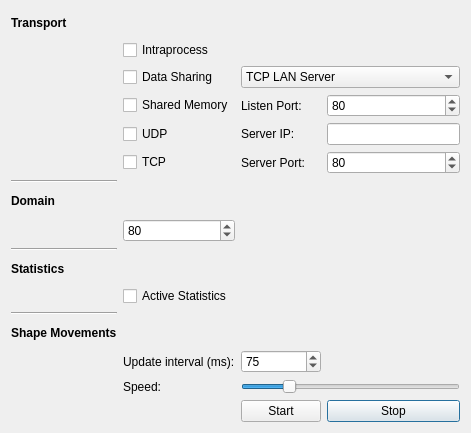
First picture: the form in forms/optionsdialog.ui, repository eProsima/ShapesDemo, before the edit.
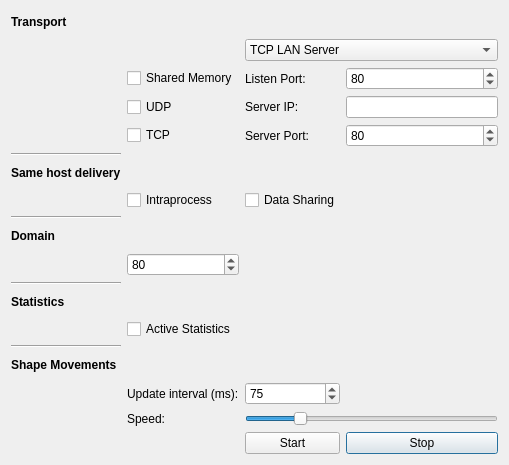
Second picture: the form after the edit.

What changed in the file:
```diff
--- a/forms/optionsdialog.ui
+++ b/forms/optionsdialog.ui
@@ -6,60 +6,54 @@
    <rect>
     <x>0</x>
     <y>0</y>
-    <width>471</width>
-    <height>433</height>
+    <width>509</width>
+    <height>465</height>
    </rect>
   </property>
   <property name="windowTitle">
    <string>Options</string>
   </property>
   <layout class="QGridLayout" name="gridLayout">
-   <item row="4" column="1">
-    <widget class="QCheckBox" name="IntraprocesscheckBox">
-     <property name="text">
-      <string>Intraprocess</string>
-     </property>
-    </widget>
-   </item>
-   <item row="9" column="4">
-    <widget class="QSpinBox" name="spin_server_port">
+   <item row="24" column="3">
+    <widget class="QSpinBox" name="spin_updateInterval">
      <property name="specialValueText">
       <string/>
      </property>
      <property name="suffix">
       <string/>
      </property>
+     <property name="minimum">
+      <number>50</number>
+     </property>
      <property name="maximum">
-      <number>65535</number>
+      <number>10000</number>
      </property>
      <property name="value">
-      <number>80</number>
+      <number>75</number>
      </property>
     </widget>
    </item>
-   <item row="18" column="0">
-    <widget class="QLabel" name="label_4">
-     <property name="font">
-      <font>
-       <weight>75</weight>
-       <bold>true</bold>
-      </font>
+   <item row="27" column="4">
+    <widget class="QPushButton" name="pushButton_stop">
+     <property name="focusPolicy">
+      <enum>Qt::TabFocus</enum>
      </property>
      <property name="text">
-      <string>Statistics</string>
+      <string>Stop</string>
      </property>
     </widget>
    </item>
-   <item row="3" column="0">
-    <widget class="QLabel" name="label_10">
-     <property name="font">
-      <font>
-       <weight>75</weight>
-       <bold>true</bold>
-      </font>
+   <item row="15" column="0">
+    <widget class="Line" name="line">
+     <property name="orientation">
+      <enum>Qt::Horizontal</enum>
      </property>
+    </widget>
+   </item>
+   <item row="9" column="3">
+    <widget class="QLabel" name="label_7">
      <property name="text">
-      <string>Transport</string>
+      <string>Server Port:</string>
      </property>
     </widget>
    </item>
@@ -70,24 +64,84 @@
      </property>
     </widget>
    </item>
-   <item row="17" column="0">
+   <item row="6" column="1">
+    <widget class="QCheckBox" name="SHMcheckBox">
+     <property name="text">
+      <string>Shared Memory</string>
+     </property>
+    </widget>
+   </item>
+   <item row="9" column="1">
+    <widget class="QCheckBox" name="TCPcheckBox">
+     <property name="text">
+      <string>TCP</string>
+     </property>
+    </widget>
+   </item>
+   <item row="17" column="1">
+    <widget class="QSpinBox" name="spin_domainId">
+     <property name="specialValueText">
+      <string/>
+     </property>
+     <property name="suffix">
+      <string/>
+     </property>
+     <property name="value">
+      <number>80</number>
+     </property>
+    </widget>
+   </item>
+   <item row="18" column="0">
     <widget class="Line" name="line_2">
      <property name="orientation">
       <enum>Qt::Horizontal</enum>
      </property>
     </widget>
    </item>
-   <item row="8" column="4">
-    <widget class="QLineEdit" name="lineEdit_server_ip"/>
+   <item row="11" column="0">
+    <widget class="QLabel" name="label_11">
+     <property name="font">
+      <font>
+       <weight>75</weight>
+       <bold>true</bold>
+      </font>
+     </property>
+     <property name="text">
+      <string>Same host delivery</string>
+     </property>
+    </widget>
    </item>
-   <item row="23" column="1">
+   <item row="6" column="4">
+    <widget class="QSpinBox" name="spin_listen_port">
+     <property name="specialValueText">
+      <string/>
+     </property>
+     <property name="suffix">
+      <string/>
+     </property>
+     <property name="maximum">
+      <number>65535</number>
+     </property>
+     <property name="value">
+      <number>80</number>
+     </property>
+    </widget>
+   </item>
+   <item row="8" column="1">
+    <widget class="QCheckBox" name="UDPcheckBox">
+     <property name="text">
+      <string>UDP</string>
+     </property>
+    </widget>
+   </item>
+   <item row="24" column="1">
     <widget class="QLabel" name="label_2">
      <property name="text">
       <string>Update interval (ms):</string>
      </property>
     </widget>
    </item>
-   <item row="19" column="1">
+   <item row="20" column="1">
     <widget class="QCheckBox" name="statisticsCheckBox">
      <property name="toolTip">
       <string>&lt;html&gt;&lt;head/&gt;&lt;body&gt;&lt;p&gt;Only available when FastDDS is compiled with Statistics Module.&lt;/p&gt;&lt;/body&gt;&lt;/html&gt;</string>
@@ -97,27 +151,7 @@
      </property>
     </widget>
    </item>
-   <item row="24" column="1">
-    <widget class="QLabel" name="label_3">
-     <property name="text">
-      <string>Speed:</string>
-     </property>
-    </widget>
-   </item>
-   <item row="16" column="1">
-    <widget class="QSpinBox" name="spin_domainId">
-     <property name="specialValueText">
-      <string/>
-     </property>
-     <property name="suffix">
-      <string/>
-     </property>
-     <property name="value">
-      <number>80</number>
-     </property>
-    </widget>
-   </item>
-   <item row="15" column="0">
+   <item row="16" column="0">
     <widget class="QLabel" name="label_5">
      <property name="font">
       <font>
@@ -130,56 +164,6 @@
      </property>
     </widget>
    </item>
-   <item row="21" column="0">
-    <widget class="QLabel" name="label_9">
-     <property name="font">
-      <font>
-       <weight>75</weight>
-       <bold>true</bold>
-      </font>
-     </property>
-     <property name="text">
-      <string>Shape Movements</string>
-     </property>
-    </widget>
-   </item>
-   <item row="20" column="0">
-    <widget class="Line" name="line_3">
-     <property name="orientation">
-      <enum>Qt::Horizontal</enum>
-     </property>
-    </widget>
-   </item>
-   <item row="14" column="0">
-    <widget class="Line" name="line">
-     <property name="orientation">
-      <enum>Qt::Horizontal</enum>
-     </property>
-    </widget>
-   </item>
-   <item row="9" column="3">
-    <widget class="QLabel" name="label_7">
-     <property name="text">
-      <string>Server Port:</string>
-     </property>
-    </widget>
-   </item>
-   <item row="6" column="4">
-    <widget class="QSpinBox" name="spin_listen_port">
-     <property name="specialValueText">
-      <string/>
-     </property>
-     <property name="suffix">
-      <string/>
-     </property>
-     <property name="maximum">
-      <number>65535</number>
-     </property>
-     <property name="value">
-      <number>80</number>
-     </property>
-    </widget>
-   </item>
    <item row="8" column="3">
     <widget class="QLabel" name="label_6">
      <property name="text">
@@ -187,54 +171,37 @@
      </property>
     </widget>
    </item>
-   <item row="5" column="1">
-    <widget class="QCheckBox" name="DataSharingcheckBox">
+   <item row="25" column="1">
+    <widget class="QLabel" name="label_3">
      <property name="text">
-      <string>Data Sharing</string>
+      <string>Speed:</string>
      </property>
     </widget>
    </item>
-   <item row="6" column="1">
-    <widget class="QCheckBox" name="SHMcheckBox">
-     <property name="text">
-      <string>Shared Memory</string>
+   <item row="27" column="3">
+    <widget class="QPushButton" name="pushButton_start">
+     <property name="focusPolicy">
+      <enum>Qt::TabFocus</enum>
      </property>
-    </widget>
-   </item>
-   <item row="8" column="1">
-    <widget class="QCheckBox" name="UDPcheckBox">
      <property name="text">
-      <string>UDP</string>
+      <string>Start</string>
      </property>
     </widget>
    </item>
-   <item row="9" column="1">
-    <widget class="QCheckBox" name="TCPcheckBox">
+   <item row="3" column="0">
+    <widget class="QLabel" name="label_10">
+     <property name="font">
+      <font>
+       <weight>75</weight>
+       <bold>true</bold>
+      </font>
+     </property>
      <property name="text">
-      <string>TCP</string>
+      <string>Transport</string>
      </property>
     </widget>
    </item>
-   <item row="23" column="3">
-    <widget class="QSpinBox" name="spin_updateInterval">
-     <property name="specialValueText">
-      <string/>
-     </property>
-     <property name="suffix">
-      <string/>
-     </property>
-     <property name="minimum">
-      <number>50</number>
-     </property>
-     <property name="maximum">
-      <number>10000</number>
-     </property>
-     <property name="value">
-      <number>75</number>
-     </property>
-    </widget>
-   </item>
-   <item row="24" column="3" colspan="2">
+   <item row="25" column="3" colspan="2">
     <widget class="QSlider" name="horizontalSlider_speed">
      <property name="minimum">
       <number>0</number>
@@ -250,6 +217,19 @@
      </property>
     </widget>
    </item>
+   <item row="19" column="0">
+    <widget class="QLabel" name="label_4">
+     <property name="font">
+      <font>
+       <weight>75</weight>
+       <bold>true</bold>
+      </font>
+     </property>
+     <property name="text">
+      <string>Statistics</string>
+     </property>
+    </widget>
+   </item>
    <item row="5" column="3" colspan="2">
     <widget class="QComboBox" name="TCPcomboBox">
      <item>
@@ -269,23 +249,63 @@
      </item>
     </widget>
    </item>
-   <item row="26" column="4">
-    <widget class="QPushButton" name="pushButton_stop">
-     <property name="focusPolicy">
-      <enum>Qt::TabFocus</enum>
+   <item row="9" column="4">
+    <widget class="QSpinBox" name="spin_server_port">
+     <property name="specialValueText">
+      <string/>
      </property>
+     <property name="suffix">
+      <string/>
+     </property>
+     <property name="maximum">
+      <number>65535</number>
+     </property>
+     <property name="value">
+      <number>80</number>
+     </property>
+    </widget>
+   </item>
+   <item row="8" column="4">
+    <widget class="QLineEdit" name="lineEdit_server_ip"/>
+   </item>
+   <item row="22" column="0">
+    <widget class="QLabel" name="label_9">
+     <property name="font">
+      <font>
+       <weight>75</weight>
+       <bold>true</bold>
+      </font>
+     </property>
      <property name="text">
-      <string>Stop</string>
+      <string>Shape Movements</string>
      </property>
     </widget>
    </item>
-   <item row="26" column="3">
-    <widget class="QPushButton" name="pushButton_start">
-     <property name="focusPolicy">
-      <enum>Qt::TabFocus</enum>
+   <item row="21" column="0">
+    <widget class="Line" name="line_3">
+     <property name="orientation">
+      <enum>Qt::Horizontal</enum>
      </property>
+    </widget>
+   </item>
+   <item row="10" column="0">
+    <widget class="Line" name="line_4">
+     <property name="orientation">
+      <enum>Qt::Horizontal</enum>
+     </property>
+    </widget>
+   </item>
+   <item row="12" column="1">
+    <widget class="QCheckBox" name="IntraprocesscheckBox">
      <property name="text">
-      <string>Start</string>
+      <string>Intraprocess</string>
+     </property>
+    </widget>
+   </item>
+   <item row="12" column="3">
+    <widget class="QCheckBox" name="DataSharingcheckBox">
+     <property name="text">
+      <string>Data Sharing</string>
      </property>
     </widget>
    </item>
```
